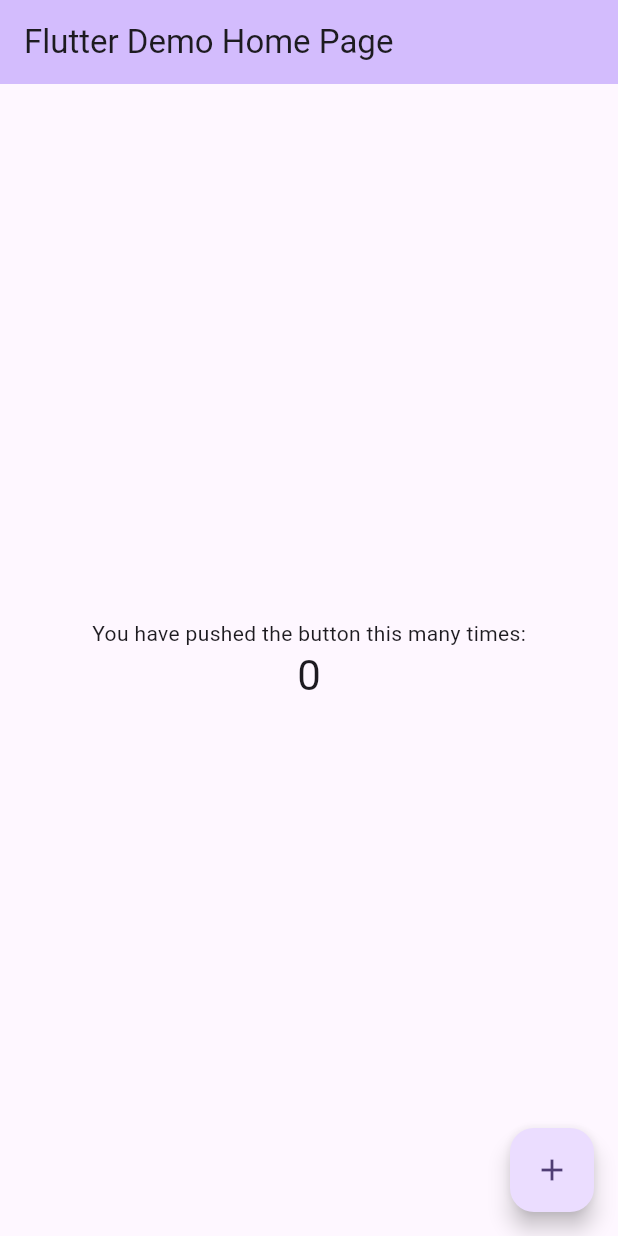
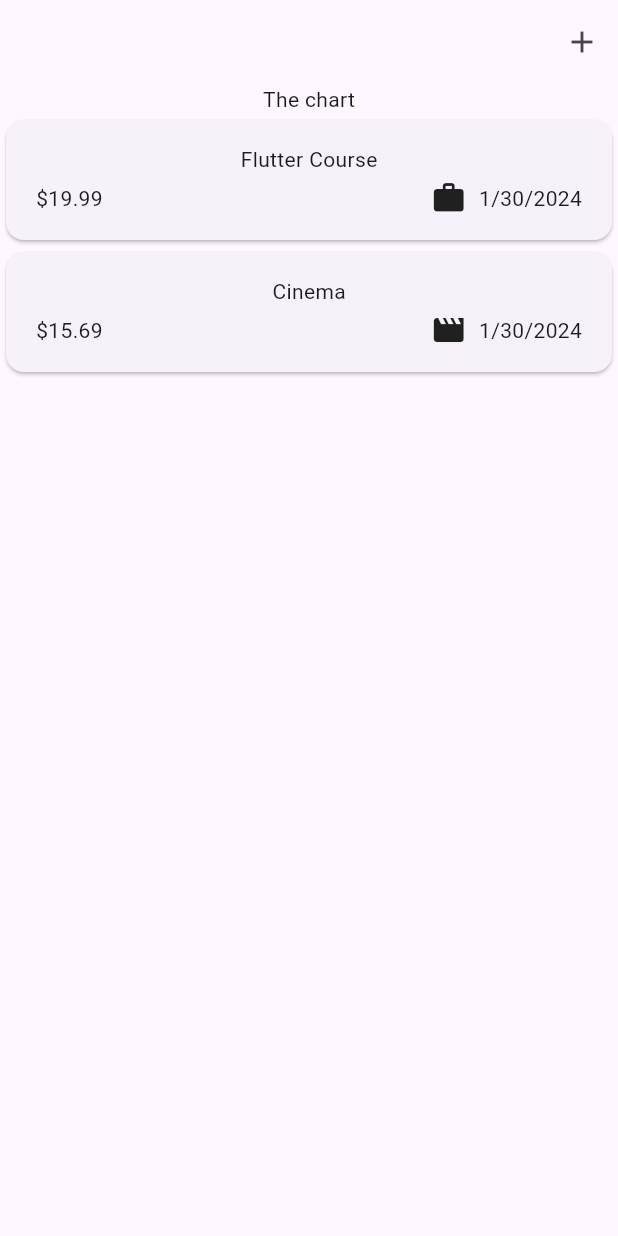
Before and after one commit to devakdogan/mobile-expense-tracker, a Flutter app: the screen it shows after launch, on a phone screen of 412 x 824 dp. Run offline on Flutter 3.47's test engine with Material 3 defaults, Android fonts, the phone set to English and light mode, and no system bars.

Commit message:
30.01.2024

```diff
--- a/lib/main.dart
+++ b/lib/main.dart
@@ -1,125 +1,6 @@
 import 'package:flutter/material.dart';
+import 'package:expense_tracker/widgets/expenses.dart';
 
 void main() {
-  runApp(const MyApp());
+  runApp(const MaterialApp(home: Expenses()));
 }
-
-class MyApp extends StatelessWidget {
-  const MyApp({super.key});
-
-  // This widget is the root of your application.
-  @override
-  Widget build(BuildContext context) {
-    return MaterialApp(
-      title: 'Flutter Demo',
-      theme: ThemeData(
-        // This is the theme of your application.
-        //
-        // TRY THIS: Try running your application with "flutter run". You'll see
-        // the application has a purple toolbar. Then, without quitting the app,
-        // try changing the seedColor in the colorScheme below to Colors.green
-        // and then invoke "hot reload" (save your changes or press the "hot
-        // reload" button in a Flutter-supported IDE, or press "r" if you used
-        // the command line to start the app).
-        //
-        // Notice that the counter didn't reset back to zero; the application
-        // state is not lost during the reload. To reset the state, use hot
-        // restart instead.
-        //
-        // This works for code too, not just values: Most code changes can be
-        // tested with just a hot reload.
-        colorScheme: ColorScheme.fromSeed(seedColor: Colors.deepPurple),
-        useMaterial3: true,
-      ),
-      home: const MyHomePage(title: 'Flutter Demo Home Page'),
-    );
-  }
-}
-
-class MyHomePage extends StatefulWidget {
-  const MyHomePage({super.key, required this.title});
-
-  // This widget is the home page of your application. It is stateful, meaning
-  // that it has a State object (defined below) that contains fields that affect
-  // how it looks.
-
-  // This class is the configuration for the state. It holds the values (in this
-  // case the title) provided by the parent (in this case the App widget) and
-  // used by the build method of the State. Fields in a Widget subclass are
-  // always marked "final".
-
-  final String title;
-
-  @override
-  State<MyHomePage> createState() => _MyHomePageState();
-}
-
-class _MyHomePageState extends State<MyHomePage> {
-  int _counter = 0;
-
-  void _incrementCounter() {
-    setState(() {
-      // This call to setState tells the Flutter framework that something has
-      // changed in this State, which causes it to rerun the build method below
-      // so that the display can reflect the updated values. If we changed
-      // _counter without calling setState(), then the build method would not be
-      // called again, and so nothing would appear to happen.
-      _counter++;
-    });
-  }
-
-  @override
-  Widget build(BuildContext context) {
-    // This method is rerun every time setState is called, for instance as done
-    // by the _incrementCounter method above.
-    //
-    // The Flutter framework has been optimized to make rerunning build methods
-    // fast, so that you can just rebuild anything that needs updating rather
-    // than having to individually change instances of widgets.
-    return Scaffold(
-      appBar: AppBar(
-        // TRY THIS: Try changing the color here to a specific color (to
-        // Colors.amber, perhaps?) and trigger a hot reload to see the AppBar
-        // change color while the other colors stay the same.
-        backgroundColor: Theme.of(context).colorScheme.inversePrimary,
-        // Here we take the value from the MyHomePage object that was created by
-        // the App.build method, and use it to set our appbar title.
-        title: Text(widget.title),
-      ),
-      body: Center(
-        // Center is a layout widget. It takes a single child and positions it
-        // in the middle of the parent.
-        child: Column(
-          // Column is also a layout widget. It takes a list of children and
-          // arranges them vertically. By default, it sizes itself to fit its
-          // children horizontally, and tries to be as tall as its parent.
-          //
-          // Column has various properties to control how it sizes itself and
-          // how it positions its children. Here we use mainAxisAlignment to
-          // center the children vertically; the main axis here is the vertical
-          // axis because Columns are vertical (the cross axis would be
-          // horizontal).
-          //
-          // TRY THIS: Invoke "debug painting" (choose the "Toggle Debug Paint"
-          // action in the IDE, or press "p" in the console), to see the
-          // wireframe for each widget.
-          mainAxisAlignment: MainAxisAlignment.center,
-          children: <Widget>[
-            const Text(
-              'You have pushed the button this many times:',
-            ),
-            Text(
-              '$_counter',
-              style: Theme.of(context).textTheme.headlineMedium,
-            ),
-          ],
-        ),
-      ),
-      floatingActionButton: FloatingActionButton(
-        onPressed: _incrementCounter,
-        tooltip: 'Increment',
-        child: const Icon(Icons.add),
-      ), // This trailing comma makes auto-formatting nicer for build methods.
-    );
-  }
-}
--- /dev/null
+++ b/lib/models/expense.dart
@@ -0,0 +1,35 @@
+import 'package:flutter/material.dart';
+import 'package:uuid/uuid.dart';
+import 'package:intl/intl.dart';
+
+final formatter = DateFormat.yMd();
+
+const uuid = Uuid();
+
+enum Category { food, travel, leisure, work }
+
+const categoryIcons = {
+  Category.food: Icons.lunch_dining,
+  Category.travel: Icons.flight_takeoff,
+  Category.leisure: Icons.movie,
+  Category.work: Icons.work,
+};
+
+class Expense {
+  Expense({
+    required this.title,
+    required this.amount,
+    required this.date,
+    required this.category,
+  }) : id = uuid.v4();
+
+  final String id;
+  final String title;
+  final double amount;
+  final DateTime date;
+  final Category category;
+
+  String get formattedDate {
+    return formatter.format(date);
+  }
+}
--- /dev/null
+++ b/lib/widgets/expenses.dart
@@ -0,0 +1,45 @@
+import 'package:expense_tracker/widgets/expenses_list/expenses_list.dart';
+import 'package:expense_tracker/models/expense.dart';
+import 'package:flutter/material.dart';
+
+class Expenses extends StatefulWidget {
+  const Expenses({super.key});
+
+  @override
+  State<Expenses> createState() {
+    return _ExpensesState();
+  }
+}
+
+class _ExpensesState extends State<Expenses> {
+  final List<Expense> _registeredExpenses = [
+    Expense(
+      title: 'Flutter Course',
+      amount: 19.99,
+      date: DateTime.now(),
+      category: Category.work,
+    ),
+    Expense(
+      title: 'Cinema',
+      amount: 15.69,
+      date: DateTime.now(),
+      category: Category.leisure,
+    ),
+  ];
+
+  @override
+  Widget build(BuildContext context) {
+    return Scaffold(
+      appBar: AppBar(
+        actions: [IconButton(onPressed: () {}, icon: const Icon(Icons.add))],
+      ),
+      body: Column(
+        children: [
+          // Toolbar with the Add Button
+          const Text('The chart'),
+          Expanded(child: ExpensesList(expenses: _registeredExpenses)),
+        ],
+      ),
+    );
+  }
+}
--- /dev/null
+++ b/lib/widgets/expenses_list/expense_item.dart
@@ -0,0 +1,43 @@
+import 'package:flutter/material.dart';
+import 'package:expense_tracker/models/expense.dart';
+
+class ExpenseItem extends StatelessWidget {
+  const ExpenseItem(this.expense, {super.key});
+
+  final Expense expense;
+
+  @override
+  Widget build(BuildContext context) {
+    return Card(
+      child: Padding(
+        padding: const EdgeInsets.symmetric(
+          horizontal: 20,
+          vertical: 16,
+        ),
+        child: Column(
+          children: [
+            Text(expense.title),
+            const SizedBox(
+              height: 4,
+            ),
+            Row(
+              children: [
+                Text('\$${expense.amount.toStringAsFixed(2)}'),
+                const Spacer(),
+                Row(
+                  children: [
+                    Icon(categoryIcons[expense.category]),
+                    const SizedBox(
+                      width: 8,
+                    ),
+                    Text(expense.formattedDate)
+                  ],
+                )
+              ],
+            )
+          ],
+        ),
+      ),
+    );
+  }
+}
--- /dev/null
+++ b/lib/widgets/expenses_list/expenses_list.dart
@@ -0,0 +1,17 @@
+import 'package:expense_tracker/models/expense.dart';
+import 'package:expense_tracker/widgets/expenses_list/expense_item.dart';
+import 'package:flutter/material.dart';
+
+class ExpensesList extends StatelessWidget {
+  const ExpensesList({super.key, required this.expenses});
+
+  final List<Expense> expenses;
+
+  @override
+  Widget build(BuildContext context) {
+    return ListView.builder(
+      itemCount: expenses.length,
+      itemBuilder: (ctx, index) => ExpenseItem(expenses[index]),
+    );
+  }
+}
--- a/pubspec.yaml
+++ b/pubspec.yaml
@@ -35,6 +35,8 @@ dependencies:
   # The following adds the Cupertino Icons font to your application.
   # Use with the CupertinoIcons class for iOS style icons.
   cupertino_icons: ^1.0.2
+  uuid: ^4.3.3
+  intl: ^0.19.0
 
 dev_dependencies:
   flutter_test:
```
Also changed, not shown: pubspec.lock, 1 other file.
